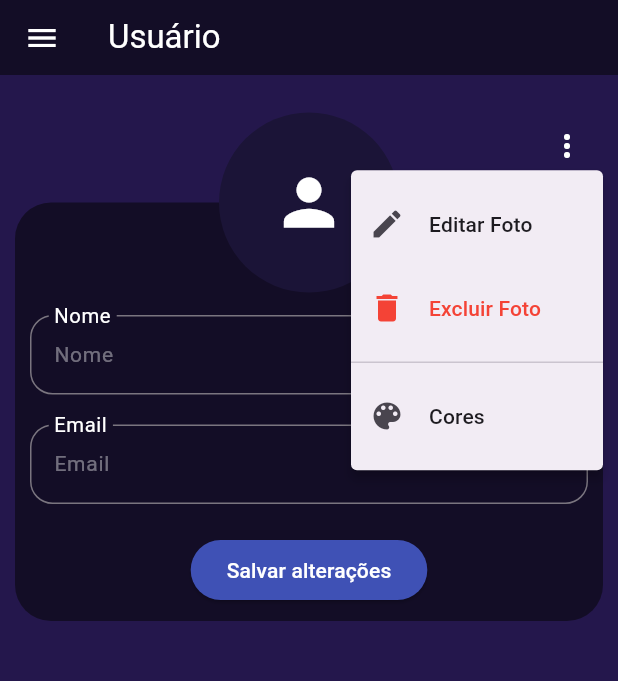
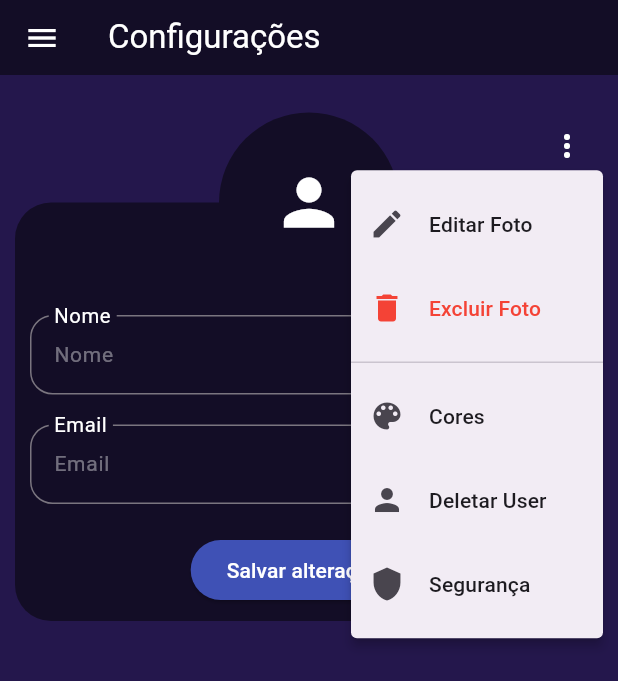
Before and after one commit to LucasMalaquias134/AgendaClienteApp, a Flutter app: the Drawergeral widget shown alone on an empty page, opened directly, after a tap on "Configurações", after a tap on the "more vert" icon, on a phone screen of 412 x 824 dp. Shown: the top 681 px of the screen. Run offline on Flutter 3.47's test engine with Material 3 defaults, Android fonts, the phone set to English and light mode, and no system bars; our stand-ins replace image_picker, shared_preferences; accounts and stored records are empty; Roboto replaces fonts that are missing (fredoka).

Commit message:
terminando configuracao

```diff
--- a/lib/ajudantes/appbargeral.dart
+++ b/lib/ajudantes/appbargeral.dart
@@ -1,8 +1,8 @@
-import 'package:agendacliente/modelo/singleton.dart';
 import 'package:flutter/material.dart';
 
 class Appbargeral extends StatelessWidget implements PreferredSizeWidget {
-  const new({super.key});
+  final String titulo;
+  const new({required this.titulo, super.key});
 
   @override
   Size get preferredSize => Size.fromHeight(50);
@@ -11,10 +11,7 @@ class Appbargeral extends StatelessWidget implements PreferredSizeWidget {
   Widget build(BuildContext context) {
     return AppBar(
       title: Text(
-        (PrefsService.instance.usuario?.name != null &&
-                PrefsService.instance.usuario!.name!.trim().isNotEmpty)
-            ? PrefsService.instance.usuario!.name!
-            : 'Usuário',
+        titulo,
         style: TextStyle(color: Color.fromARGB(255, 255, 255, 255)),
       ),
       backgroundColor: Color.fromARGB(255, 19, 13, 38),
--- a/lib/ajudantes/drawergeral.dart
+++ b/lib/ajudantes/drawergeral.dart
@@ -1,4 +1,5 @@
 import 'package:agendacliente/pages/configuracao.dart';
+import 'package:agendacliente/pages/home.dart';
 import 'package:flutter/material.dart';
 
 class Drawergeral extends StatefulWidget {
@@ -19,18 +20,40 @@ class _DrawergeralState extends State<Drawergeral> {
             decoration: BoxDecoration(color: Colors.blue),
             child: Text('Cabeçalho', style: TextStyle(color: Colors.white)),
           ),
-          ListTile(
-            leading: const Icon(Icons.settings),
-            title: const Text('Configurações'),
-            onTap: () {
-              Navigator.pushReplacement(
-                context,
-                MaterialPageRoute(builder: (context) => const Configuracao()),
-              );
-            },
+          ajudaRapida(titulo: 'Home', widgeta: Home(), icone: Icon(Icons.home)),
+          ajudaRapida(
+            titulo: 'Configurações',
+            widgeta: Configuracao(),
+            icone: Icon(Icons.settings),
           ),
         ],
       ),
     );
   }
 }
+
+class ajudaRapida extends StatelessWidget {
+  final String titulo;
+  final Widget widgeta;
+  final Icon icone;
+  const ajudaRapida({
+    required this.titulo,
+    required this.widgeta,
+    required this.icone,
+    super.key,
+  });
+
+  @override
+  Widget build(BuildContext context) {
+    return ListTile(
+      leading: icone,
+      title: Text(titulo),
+      onTap: () {
+        Navigator.pushReplacement(
+          context,
+          MaterialPageRoute(builder: (context) => widgeta),
+        );
+      },
+    );
+  }
+}
--- a/lib/modelo/classes/user.dart
+++ b/lib/modelo/classes/user.dart
@@ -14,7 +14,7 @@ class User {
 
   factory User.fromMap(Map<String, dynamic> map) {
     return User(
-      name: map['name'] ?? 'Usuário',
+      name: map['name'] ?? '',
       email: map['email'] ?? '',
       urlImage: map['urlImage'] ?? '',
       cor: map['cor'] ?? 0,
--- a/lib/pages/configuracao.dart
+++ b/lib/pages/configuracao.dart
@@ -2,10 +2,13 @@ import 'package:agendacliente/ajudantes/appbargeral.dart';
 import 'package:agendacliente/ajudantes/drawergeral.dart';
 import 'package:agendacliente/ajudantes/textfieldajudante.dart';
 import 'package:agendacliente/controle/usercontroller.dart';
+import 'package:agendacliente/modelo/classes/user.dart';
+import 'package:agendacliente/modelo/local_storage_service.dart';
 import 'package:agendacliente/modelo/singleton.dart';
 import 'package:flutter/material.dart';
+import 'package:image_picker/image_picker.dart';
 
-//enum AcaoMenu { editar, compartilhar, excluir }
+import 'dart:io';
 
 class Configuracao extends StatefulWidget {
   const new({super.key});
@@ -15,12 +18,42 @@ class Configuracao extends StatefulWidget {
 }
 
 class _ConfiguracaoState extends State<Configuracao> {
-  String _ultimaAcao = 'Nenhuma ação selecionada';
-
   TextEditingController namecontroller = TextEditingController();
   TextEditingController emailcontroller = TextEditingController();
 
+  User usuario = User(cor: 1);
+
   final formKey = GlobalKey<FormState>();
+
+  String? imagemSelecionada;
+  final ImagePicker picker = ImagePicker();
+
+  Future<void> _pegarImagem() async {
+    final XFile? arquivo = await picker.pickImage(source: ImageSource.gallery);
+    if (arquivo != null) {
+      final String caminhoImagem = arquivo.path;
+      await Usercontroller.salvarImg(caminhoImagem);
+
+      setState(() {
+        imagemSelecionada = caminhoImagem;
+        usuario.urlImage = imagemSelecionada;
+      });
+    }
+  }
+
+  Future<void> carregarDados() async {
+    try {
+      User usuarioAchado =
+          (await LocalStorageService.carregarUsuario()) ?? (User(cor: 1));
+      setState(() {
+        usuario = usuarioAchado;
+        namecontroller.text = usuario.name ?? '';
+        emailcontroller.text = usuario.email ?? '';
+      });
+    } catch (e) {
+      print("Sem dados persistidos ( metodo carregar dados ) $e");
+    }
+  }
 
   @override
   void dispose() {
@@ -32,8 +65,7 @@ class _ConfiguracaoState extends State<Configuracao> {
   @override
   void initState() {
     super.initState();
-    namecontroller.text = PrefsService.instance.usuario?.name ?? '';
-    emailcontroller.text = PrefsService.instance.usuario?.email ?? '';
+    carregarDados();
   }
 
   void enviar() async {
@@ -51,12 +83,8 @@ class _ConfiguracaoState extends State<Configuracao> {
           ),
         );
         setState(() {
-          PrefsService.instance.salvarNome(
-            namecontroller.text,
-            emailcontroller.text,
-            null,
-            null,
-          );
+          usuario.name = namecontroller.text;
+          usuario.email = emailcontroller.text;
         });
       } else {
         ScaffoldMessenger.of(context).showSnackBar(
@@ -82,7 +110,7 @@ class _ConfiguracaoState extends State<Configuracao> {
               child: Text('Cancelar'),
             ),
             FilledButton(
-              onPressed: () => Navigator.of(context).pop(3),
+              onPressed: () => Navigator.of(context).pop(2),
               child: Text('Editar'),
             ),
           ],
@@ -90,15 +118,39 @@ class _ConfiguracaoState extends State<Configuracao> {
       },
     );
 
-    switch (confirmado) {
-      case 2:
-        break;
-      case 3:
-        break;
+    if (confirmado == 2) {
+      _pegarImagem();
     }
+  }
+
+  Future<void> apagaFoto(BuildContext context) async {
+    final bool? confirmado = await showDialog<bool>(
+      context: context,
+      builder: (BuildContext context) {
+        return AlertDialog(
+          title: Text('Deletar Foto'),
+          content: Text('Deseja realmente apagar sua foto?'),
+          actions: <Widget>[
+            TextButton(
+              onPressed: () => Navigator.of(context).pop(false),
+              child: Text('Cancelar'),
+            ),
+            FilledButton(
+              onPressed: () => Navigator.of(context).pop(true),
+              child: Text('Apagar'),
+            ),
+          ],
+        );
+      },
+    );
 
     if (confirmado == true) {
-      // Execute a ação confirmada aqui
+      bool resultado = await Usercontroller.apagarImg();
+      if (resultado) {
+        setState(() {
+          usuario.urlImage = '';
+        });
+      }
     }
   }
 
@@ -125,16 +177,25 @@ class _ConfiguracaoState extends State<Configuracao> {
                             PopupMenuButton<String>(
                               iconColor: Colors.white,
                               position: PopupMenuPosition.under,
-                              onSelected: (String opcao) {
+                              onSelected: (String opcao) async {
                                 switch (opcao) {
                                   case '1':
                                     editarFoto(context);
                                     break;
                                   case '2':
+                                    apagaFoto(context);
                                     break;
                                   case '3':
                                     break;
-                                  default:
+                                  case '4':
+                                    bool resultado =
+                                        await LocalStorageService.apagarUsuario();
+                                    if (resultado) {
+                                      setState(() {
+                                        usuario = User(cor: 1);
+                                      });
+                                    }
+                                    break;
                                 }
                               },
                               itemBuilder: (BuildContext context) => const [
@@ -166,6 +227,22 @@ class _ConfiguracaoState extends State<Configuracao> {
                                   child: ListTile(
                                     leading: Icon(Icons.color_lens),
                                     title: Text('Cores'),
+                                    contentPadding: EdgeInsets.zero,
+                                  ),
+                                ),
+                                PopupMenuItem<String>(
+                                  value: '4',
+                                  child: ListTile(
+                                    leading: Icon(Icons.person),
+                                    title: Text('Deletar User'),
+                                    contentPadding: EdgeInsets.zero,
+                                  ),
+                                ),
+                                PopupMenuItem<String>(
+                                  value: '5',
+                                  child: ListTile(
+                                    leading: Icon(Icons.shield),
+                                    title: Text('Segurança'),
                                     contentPadding: EdgeInsets.zero,
                                   ),
                                 ),
@@ -201,16 +278,14 @@ class _ConfiguracaoState extends State<Configuracao> {
                                 Textfieldajudante(
                                   placeHolder: 'Nome',
                                   labelFlutante: true,
-                                  placeHolder2:
-                                      PrefsService.instance.usuario?.name,
+                                  placeHolder2: usuario.name,
                                   controller: namecontroller,
                                 ),
                                 SizedBox(height: 20),
                                 Textfieldajudante(
                                   placeHolder: 'Email',
                                   labelFlutante: true,
-                                  placeHolder2:
-                                      PrefsService.instance.usuario?.email,
+                                  placeHolder2: usuario.email,
                                   controller: emailcontroller,
                                   validador: (p0) {
                                     if (p0 == null || p0.trim().isEmpty) {
@@ -255,16 +330,29 @@ class _ConfiguracaoState extends State<Configuracao> {
                       ),
                     ],
                   ),
+                  /*  */
                   Positioned(
                     top: 15,
                     child: CircleAvatar(
                       radius: 60,
-                      backgroundColor: const Color(0xFF1B1437),
-                      child: const Icon(
-                        Icons.person,
-                        size: 50,
-                        color: Colors.white,
-                      ),
+                      backgroundColor: Color.fromARGB(255, 19, 13, 38),
+                      child:
+                          usuario.urlImage == null || usuario.urlImage!.isEmpty
+                          ? const Icon(
+                              Icons.person,
+                              size: 50,
+                              color: Colors.white,
+                            )
+                          : ClipOval(
+                              child: SizedBox(
+                                width: 110,
+                                height: 110,
+                                child: Image.file(
+                                  File(usuario.urlImage!),
+                                  fit: BoxFit.cover,
+                                ),
+                              ),
+                            ),
                     ),
                   ),
                 ],
@@ -274,7 +362,7 @@ class _ConfiguracaoState extends State<Configuracao> {
         ),
       ),
       drawer: Drawergeral(),
-      appBar: Appbargeral(),
+      appBar: Appbargeral(titulo: 'Configurações'),
     );
   }
 }
--- a/lib/pages/home.dart
+++ b/lib/pages/home.dart
@@ -29,7 +29,7 @@ class _HomeState extends State<Home> {
         ),
       ),
       drawer: Drawergeral(),
-      appBar: Appbargeral(),
+      appBar: Appbargeral(titulo: 'Home'),
     );
   }
 }
--- a/pubspec.yaml
+++ b/pubspec.yaml
@@ -35,6 +35,7 @@ dependencies:
   # Use with the CupertinoIcons class for iOS style icons.
   cupertino_icons: ^1.0.8
   shared_preferences: ^2.5.5
+  image_picker: ^1.2.4
 
 dev_dependencies:
   flutter_test:
```
Also changed, not shown: lib/controle/usercontroller.dart (+37 -0 lines), lib/modelo/local_storage_service.dart (+16 -0 lines), lib/modelo/singleton.dart (+2 -15 lines), pubspec.lock, 5 other files.
